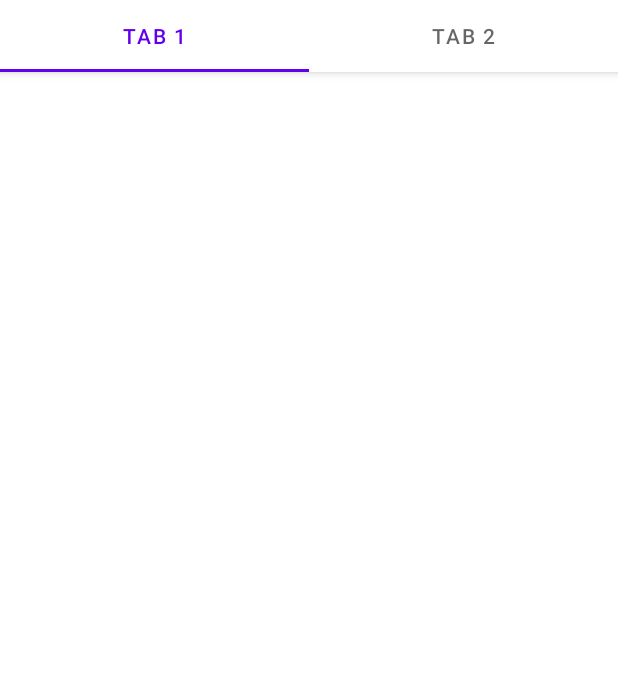
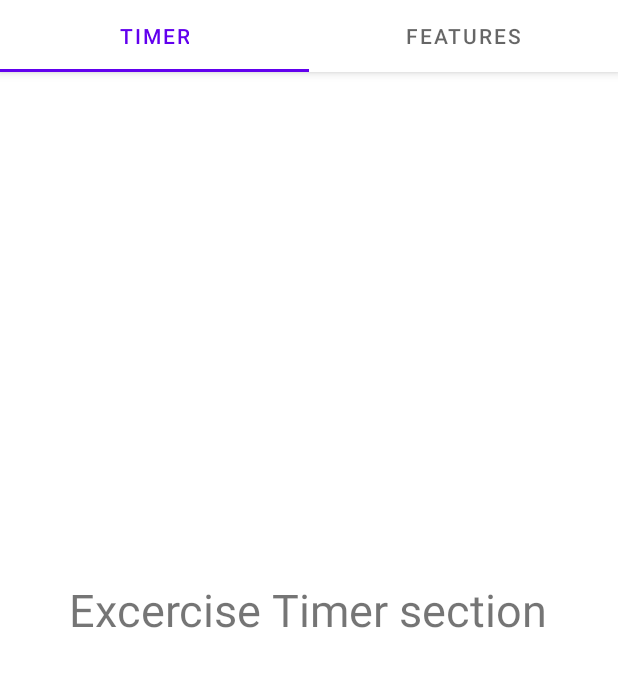
Before and after one commit to dhanasureshr/MyLife, an Android app: the screen it shows after launch (Meditation), after a tap on "Meditation", on a phone screen of 412 x 824 dp, the part 89-776 px from its top. Run offline under Robolectric (Android 15) with nearby library versions, the phone set to English and light mode, and no system bars; our stand-ins replace navigation-ui.

Commit message:
app ui update 5

```diff
--- /dev/null
+++ b/app/src/main/java/com/suresh/dhana/mylife/Exercise_fragment.java
@@ -0,0 +1,17 @@
+package com.suresh.dhana.mylife;
+import android.os.Bundle;
+import android.view.LayoutInflater;
+import android.view.View;
+import android.view.ViewGroup;
+
+import androidx.annotation.NonNull;
+import androidx.annotation.Nullable;
+import  androidx.fragment.app.Fragment;
+public class Exercise_fragment extends Fragment
+{
+	@Nullable
+	@Override
+	public View onCreateView(@NonNull LayoutInflater inflater, @Nullable ViewGroup container, @Nullable Bundle savedInstanceState) {
+		return inflater.inflate(R.layout.excercise_frag1, container,false);
+	}
+}
--- /dev/null
+++ b/app/src/main/java/com/suresh/dhana/mylife/Exercise_fragment1.java
@@ -0,0 +1,19 @@
+package com.suresh.dhana.mylife;
+
+import android.os.Bundle;
+import android.view.LayoutInflater;
+import android.view.View;
+import android.view.ViewGroup;
+
+import androidx.annotation.NonNull;
+import androidx.annotation.Nullable;
+import androidx.fragment.app.Fragment;
+
+public class Exercise_fragment1 extends Fragment
+{
+	@Nullable
+	@Override
+	public View onCreateView(@NonNull LayoutInflater inflater, @Nullable ViewGroup container, @Nullable Bundle savedInstanceState) {
+		return inflater.inflate(R.layout.excercise_frag2, container,false);
+	}
+}
--- a/app/src/main/java/com/suresh/dhana/mylife/MainActivity.java
+++ b/app/src/main/java/com/suresh/dhana/mylife/MainActivity.java
@@ -12,16 +12,19 @@ import androidx.navigation.ui.NavigationUI;
 import androidx.drawerlayout.widget.DrawerLayout;
 import androidx.appcompat.app.AppCompatActivity;
 import com.suresh.dhana.mylife.databinding.ActivityMainBinding;
+
 public class MainActivity extends AppCompatActivity implements View.OnClickListener
 {
 
 	private AppBarConfiguration mAppBarConfiguration;
 	private ActivityMainBinding binding;
 
+	public boolean meditationflag = false;
 	@Override
 	protected void onCreate(Bundle savedInstanceState)
 	{
 		super.onCreate(savedInstanceState);
+
 //----------------------------------------action bar code------------------------------------------------------------
 		binding = ActivityMainBinding.inflate(getLayoutInflater());
 		setContentView(binding.getRoot());
@@ -76,7 +79,7 @@ public class MainActivity extends AppCompatActivity implements View.OnClickListe
 			//Do something Like starting an activity
 			Intent intent = new Intent(this, Meditation.class);
 			startActivity(intent);
-
+			meditationflag = true;
 			Toast.makeText(getApplicationContext(),"meditation",Toast.LENGTH_SHORT).show();
 
 		}
--- a/app/src/main/java/com/suresh/dhana/mylife/ui/main/SectionsPagerAdapter.java
+++ b/app/src/main/java/com/suresh/dhana/mylife/ui/main/SectionsPagerAdapter.java
@@ -8,6 +8,9 @@ import androidx.fragment.app.Fragment;
 import androidx.fragment.app.FragmentManager;
 import androidx.fragment.app.FragmentPagerAdapter;
 
+import com.suresh.dhana.mylife.Exercise_fragment;
+import com.suresh.dhana.mylife.Exercise_fragment1;
+import com.suresh.dhana.mylife.MainActivity;
 import com.suresh.dhana.mylife.R;
 
 /**
@@ -20,26 +23,40 @@ public class SectionsPagerAdapter extends FragmentPagerAdapter {
 	private static final int[] TAB_TITLES = new int[]{R.string.tab_text_1, R.string.tab_text_2};
 	private final Context mContext;
 
-	public SectionsPagerAdapter(Context context, FragmentManager fm) {
+	public SectionsPagerAdapter(Context context, FragmentManager fm)
+	{
 		super(fm);
 		mContext = context;
 	}
 
 	@Override
-	public Fragment getItem(int position) {
-		// getItem is called to instantiate the fragment for the given page.
-		// Return a PlaceholderFragment (defined as a static inner class below).
-		return PlaceholderFragment.newInstance(position + 1);
+	public Fragment getItem(int position)
+	{
+		Fragment fragment = null;
+
+		switch (position)
+		{
+			case 0:
+				fragment = new Exercise_fragment();
+				break;
+			case 1:
+				fragment = new Exercise_fragment1();
+				break;
+
+		}
+		return fragment;
 	}
 
 	@Nullable
 	@Override
-	public CharSequence getPageTitle(int position) {
+	public CharSequence getPageTitle(int position)
+	{
 		return mContext.getResources().getString(TAB_TITLES[position]);
 	}
 
 	@Override
-	public int getCount() {
+	public int getCount()
+	{
 		// Show 2 total pages.
 		return 2;
 	}
--- /dev/null
+++ b/app/src/main/res/layout/excercise_frag1.xml
@@ -0,0 +1,15 @@
+<?xml version="1.0" encoding="utf-8"?>
+<LinearLayout xmlns:android="http://schemas.android.com/apk/res/android"
+    android:layout_width="match_parent"
+    android:gravity="center"
+    android:orientation="vertical"
+    android:layout_height="match_parent">
+
+    <TextView
+        android:layout_width="wrap_content"
+        android:layout_height="wrap_content"
+        android:text="Excercise Timer section"
+        android:textSize="30sp"
+        />
+
+</LinearLayout>
--- a/app/src/main/res/values/strings.xml
+++ b/app/src/main/res/values/strings.xml
@@ -15,17 +15,8 @@
     <string name="menu_home">MyLife</string>
     <string name="menu_gallery">Events</string>
     <string name="menu_slideshow">Options</string>
-    <string name="title_activity_login">LoginActivity</string>
-    <string name="prompt_email">Email</string>
-    <string name="prompt_password">Password</string>
-    <string name="action_sign_in">Sign in or register</string>
-    <string name="action_sign_in_short">Sign in</string>
-    <string name="welcome">"Welcome !"</string>
-    <string name="invalid_username">Not a valid username</string>
-    <string name="invalid_password">Password must be >5 characters</string>
-    <string name="login_failed">"Login failed"</string>
     <string name="title_activity_exercise">Exercise</string>
-    <string name="tab_text_1">Tab 1</string>
-    <string name="tab_text_2">Tab 2</string>
+    <string name="tab_text_1">Timer</string>
+    <string name="tab_text_2">Features</string>
     <string name="title_activity_meditation">Meditation</string>
 </resources>
```
Also changed, not shown: app/src/main/java/com/suresh/dhana/mylife/Meditation_fragment.java (added, +19 -0 lines), app/src/main/java/com/suresh/dhana/mylife/Meditation_fragment1.java (added, +19 -0 lines), app/src/main/res/layout/excercise_frag2.xml (added, +15 -0 lines), app/src/main/res/layout/meditation_frag1.xml (added, +15 -0 lines), app/src/main/res/layout/meditation_frag2.xml (added, +15 -0 lines).
